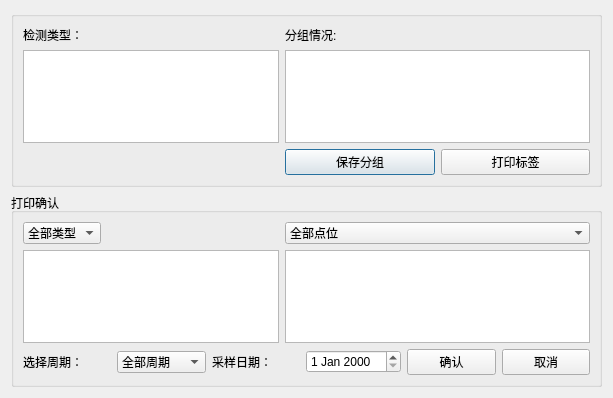
Old version of the form src/TaskSheetManager/samplegroupingdlg.ui in the repository hcc01/ELIMS.
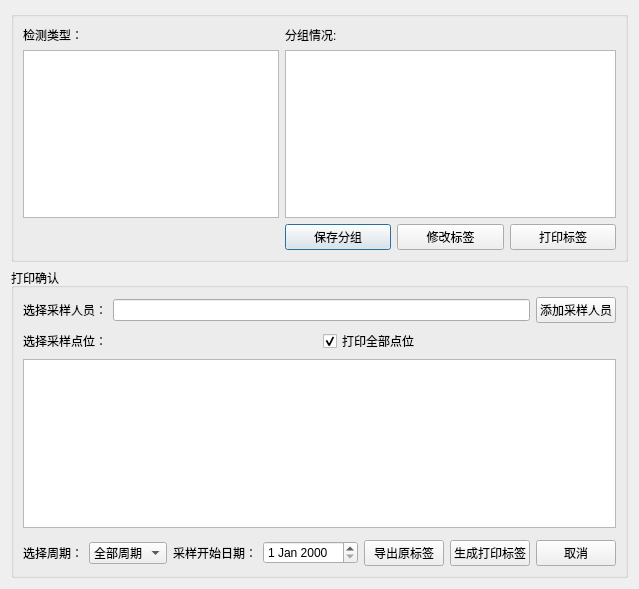
New version of the form. Custom widgets are drawn as their Qt base class.

Patch:
```diff
--- a/src/TaskSheetManager/samplegroupingdlg.ui
+++ b/src/TaskSheetManager/samplegroupingdlg.ui
@@ -6,8 +6,8 @@
    <rect>
     <x>0</x>
     <y>0</y>
-    <width>613</width>
-    <height>398</height>
+    <width>612</width>
+    <height>589</height>
    </rect>
   </property>
   <property name="windowTitle">
@@ -49,6 +49,13 @@
           </property>
          </widget>
         </item>
+        <item>
+         <widget class="QPushButton" name="modifyBtn">
+          <property name="text">
+           <string>修改标签</string>
+          </property>
+         </widget>
+        </item>
         <item>
          <widget class="QPushButton" name="printBtn">
           <property name="text">
@@ -68,42 +75,52 @@
      </property>
      <layout class="QVBoxLayout" name="verticalLayout_2">
       <item>
-       <layout class="QFormLayout" name="formLayout_2">
-        <item row="0" column="0">
-         <widget class="QComboBox" name="typeSelectBox">
+       <layout class="QHBoxLayout" name="horizontalLayout_3">
           <item>
+         <widget class="QLabel" name="label_2">
            <property name="text">
-            <string>全部类型</string>
-           </property>
+           <string>选择采样人员：</string>
+          </property>
+         </widget>
           </item>
           <item>
+         <widget class="QLineEdit" name="samplerEdit"/>
+        </item>
+        <item>
+         <widget class="QPushButton" name="addSamplerBtn">
            <property name="text">
-            <string>选择类型</string>
-           </property>
-          </item>
+           <string>添加采样人员</string>
+          </property>
          </widget>
         </item>
-        <item row="0" column="1">
-         <widget class="QComboBox" name="siteSelectBox">
+       </layout>
+      </item>
           <item>
+       <layout class="QHBoxLayout" name="horizontalLayout_4">
+        <item>
+         <widget class="QLabel" name="label_6">
            <property name="text">
-            <string>全部点位</string>
-           </property>
+           <string>选择采样点位：</string>
+          </property>
+         </widget>
           </item>
           <item>
+         <widget class="QCheckBox" name="checkBox">
            <property name="text">
-            <string>选择点位</string>
-           </property>
-          </item>
+           <string>打印全部点位</string>
+          </property>
+          <property name="checked">
+           <bool>true</bool>
+          </property>
          </widget>
         </item>
-        <item row="1" column="0">
-         <widget class="QTextBrowser" name="typeBrowser"/>
-        </item>
-        <item row="1" column="1">
-         <widget class="QTextBrowser" name="siteBrowser"/>
-        </item>
-       </layout>
+       </layout>
+      </item>
+      <item>
+       <widget class="MyTableView" name="tableView"/>
+      </item>
+      <item>
+       <widget class="SqlPageControleUI" name="pageCtrl" native="true"/>
       </item>
       <item>
        <layout class="QHBoxLayout" name="horizontalLayout_2">
@@ -126,17 +143,24 @@
         <item>
          <widget class="QLabel" name="label_5">
           <property name="text">
-           <string>采样日期：</string>
+           <string>采样开始日期：</string>
           </property>
          </widget>
         </item>
         <item>
          <widget class="QDateEdit" name="dateEdit"/>
         </item>
+        <item>
+         <widget class="QPushButton" name="printOkbtn_2">
+          <property name="text">
+           <string>导出原标签</string>
+          </property>
+         </widget>
+        </item>
         <item>
          <widget class="QPushButton" name="printOkbtn">
           <property name="text">
-           <string>确认</string>
+           <string>生成打印标签</string>
           </property>
          </widget>
         </item>
@@ -160,6 +184,12 @@
    <extends>QTableView</extends>
    <header>mytableview.h</header>
   </customwidget>
+  <customwidget>
+   <class>SqlPageControleUI</class>
+   <extends>QWidget</extends>
+   <header>../sqlPageControleUI/sqlpagecontroleui.h</header>
+   <container>1</container>
+  </customwidget>
  </customwidgets>
  <resources/>
  <connections/>
```
Left out of the diff: 5 changed lines with no effect on the pictures. Lines whose indentation alone changed are shown as unchanged.
